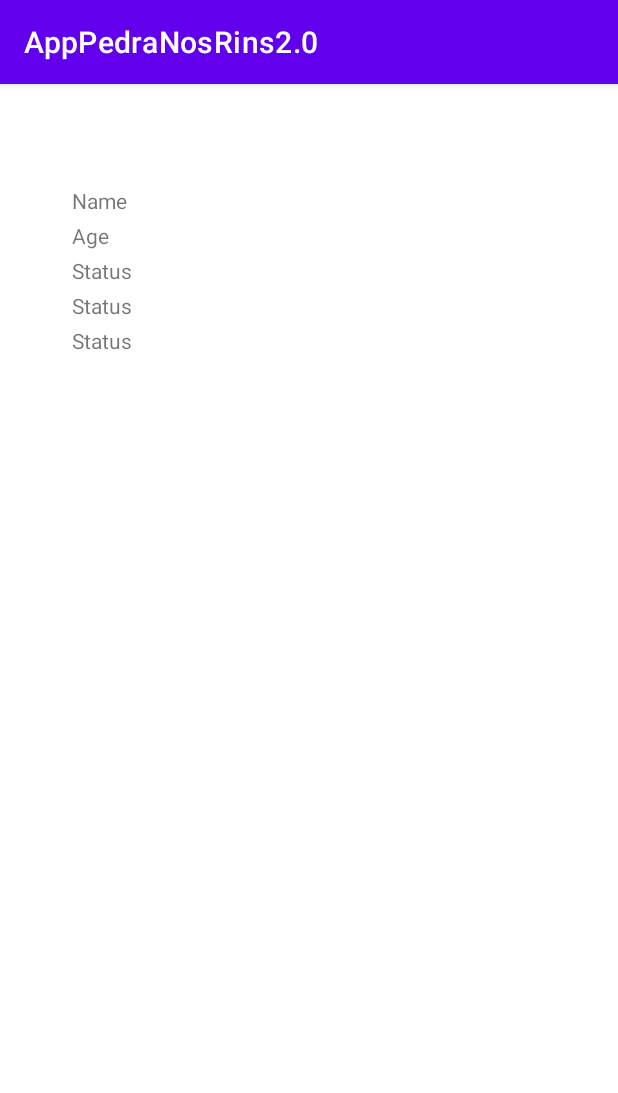
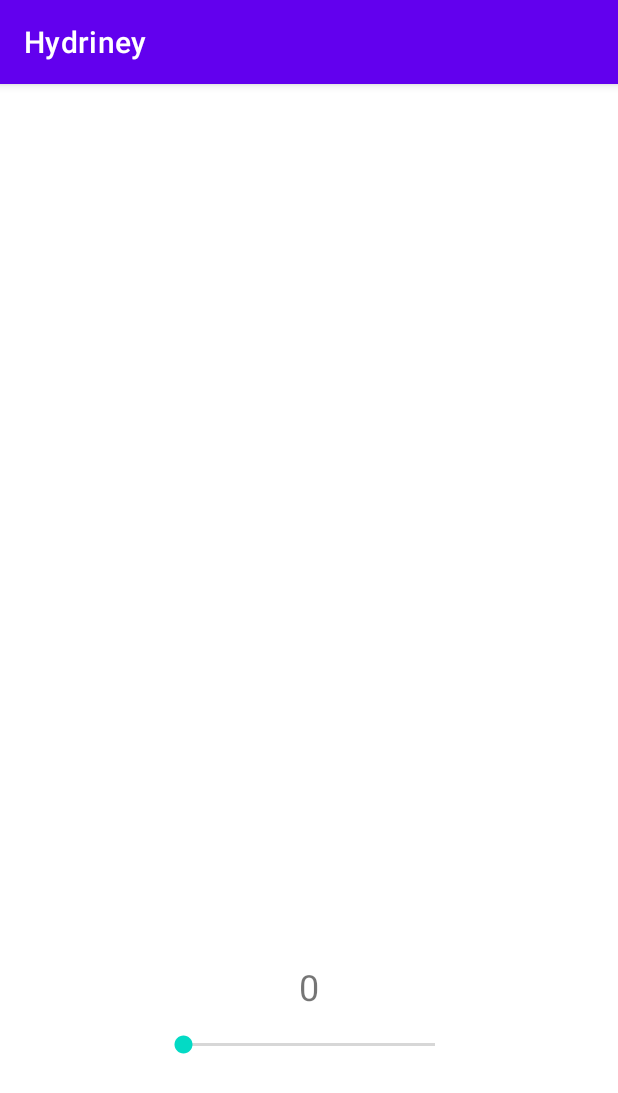
Before and after one commit to EuricoNascimento/AppPedraNosRins, an Android app: the first screen one second after launch (MainActivity before the commit, PhActivity after it), on a phone screen of 412 x 824 dp. Shown: the top 1093 px of the screen. Run offline under Robolectric (Android 15) with nearby library versions, the phone set to English and light mode, and no system bars.

Commit message:
SeekBar in progress

```diff
--- a/app/src/main/AndroidManifest.xml
+++ b/app/src/main/AndroidManifest.xml
@@ -8,9 +8,9 @@
         android:label="@string/app_name"
         android:roundIcon="@mipmap/ic_launcher_round"
         android:supportsRtl="true"
-        android:theme="@style/Launcher_screen">
+        android:theme="@style/Theme.AppPedraNosRins20">
         <activity
-            android:name=".view.MainActivity"
+            android:name=".view.PhActivity"
             android:exported="true">
             <intent-filter>
                 <action android:name="android.intent.action.MAIN" />
--- a/app/src/main/java/com/example/apppedranosrins20/view/MainViewModel.kt
+++ b/app/src/main/java/com/example/apppedranosrins20/view/MainViewModel.kt
@@ -12,9 +12,7 @@ import kotlinx.coroutines.withContext
 
 class MainViewModel(private val repository: Repository): ViewModel(){
 
-    val profileLiveData: MutableLiveData<User> by lazy {
-        MutableLiveData<User>()
-    }
+    val profileLiveData = MutableLiveData<User>()
 
     fun getData() {
         CoroutineScope(Dispatchers.Main).launch {
--- a/app/src/main/java/com/example/apppedranosrins20/view/PhActivity.kt
+++ b/app/src/main/java/com/example/apppedranosrins20/view/PhActivity.kt
@@ -1,13 +1,15 @@
 package com.example.apppedranosrins20.view
 
+import android.content.Context
 import android.os.Bundle
-import android.widget.ProgressBar
+import android.util.Log
 import android.widget.SeekBar
-import android.widget.SeekBar.OnSeekBarChangeListener
 import androidx.appcompat.app.AppCompatActivity
 import com.example.apppedranosrins20.databinding.ActivityPhdaurinaBinding
+import android.widget.SeekBar.OnSeekBarChangeListener as OnSeekBarChangeListener1
 
-class PhActivity : AppCompatActivity(){
+
+class PhActivity : AppCompatActivity() {
 
     private lateinit var binding: ActivityPhdaurinaBinding
 
@@ -18,17 +20,27 @@ class PhActivity : AppCompatActivity(){
         setContentView(binding.root)
 
 
-        binding.seekBarPh.setOnSeekBarChangeListener(object : OnSeekBarChangeListener) {
+        binding.seekBarPh.setOnSeekBarChangeListener(object : OnSeekBarChangeListener1 {
+            override fun onProgressChanged(p0: SeekBar?, p1: Int, p2: Boolean) {
+                var textoEurico = (p1.toFloat() / 10).toString()
 
-        }
+                binding.textIndex.text = textoEurico
+            }
+
+            override fun onStartTrackingTouch(p0: SeekBar?) {
+                return
+            }
+
+            override fun onStopTrackingTouch(p0: SeekBar?) {
+                return
+            }
+
+        })
+
     }
+
+    companion object {
+        private var TAG = PhActivity::class.java.simpleName.toString()
+    }
+
 }
-
-private fun ProgressBar.setOnSeekBarChangeListener(
-    onSeekBarChangeListener: OnSeekBarChangeListener,
-    function: () -> Unit
-) {
-    /*fun onProgressChanged(seekBar: SeekBar, progress: Int, fromUser: Boolean){
-
-    }*/
-}
--- a/app/src/main/res/layout/activity_phdaurina.xml
+++ b/app/src/main/res/layout/activity_phdaurina.xml
@@ -7,19 +7,19 @@
 
     <SeekBar
         android:id="@+id/seekBarPh"
-        style="@android:style/Widget.Material.Light.SeekBar"
-        android:layout_width="214dp"
-        android:layout_height="69dp"
+        style="@android:style/Widget.Material.SeekBar"
+        android:layout_width="200dp"
+        android:layout_height="wrap_content"
         android:indeterminate="false"
         android:max="85"
         android:min="45"
-        android:progressTint="#673AB7"
+        android:progressTint="#0073FF"
         app:layout_constraintBottom_toBottomOf="parent"
-        app:layout_constraintEnd_toEndOf="parent"
-        app:layout_constraintHorizontal_bias="0.497"
-        app:layout_constraintStart_toStartOf="parent"
-        app:layout_constraintTop_toTopOf="@+id/textIndex"
-        app:layout_constraintVertical_bias="0.38" />
+        app:layout_constraintEnd_toEndOf="@+id/textIndex"
+        app:layout_constraintHorizontal_bias="0.5"
+        app:layout_constraintStart_toStartOf="@+id/textIndex"
+        app:layout_constraintTop_toBottomOf="@+id/textIndex"
+        app:layout_constraintVertical_bias="0.1" />
 
     <TextView
         android:id="@+id/textIndex"
@@ -30,9 +30,10 @@
         android:textSize="24sp"
         app:layout_constraintBottom_toBottomOf="parent"
         app:layout_constraintEnd_toEndOf="parent"
+        app:layout_constraintHorizontal_bias="0.5"
         app:layout_constraintStart_toStartOf="parent"
         app:layout_constraintTop_toTopOf="parent"
-        app:layout_constraintVertical_bias="0.74"
+        app:layout_constraintVertical_bias="0.8"
         tools:text="0" />
 
 </androidx.constraintlayout.widget.ConstraintLayout>
--- a/app/src/main/res/values/strings.xml
+++ b/app/src/main/res/values/strings.xml
@@ -1,3 +1,3 @@
 <resources>
-    <string name="app_name">AppPedraNosRins2.0</string>
+    <string name="app_name">Hydriney</string>
 </resources>
--- a/app/src/main/res/values/themes.xml
+++ b/app/src/main/res/values/themes.xml
@@ -1,11 +1,4 @@
 <resources xmlns:tools="http://schemas.android.com/tools">
-
-    <style name="Launcher_screen">
-        <item name="android:windowBackground">@drawable/launcher_screen</item>
-        <item name="colorPrimaryVariant">@color/launcher_background</item>
-        <item name="android:statusBarColor" tools:targetApi="l">?attr/colorPrimaryVariant</item>
-    </style>
-
     <!-- Base application theme. -->
     <style name="Theme.AppPedraNosRins20" parent="Theme.MaterialComponents.DayNight.DarkActionBar">
         <!-- Primary brand color. -->
```
